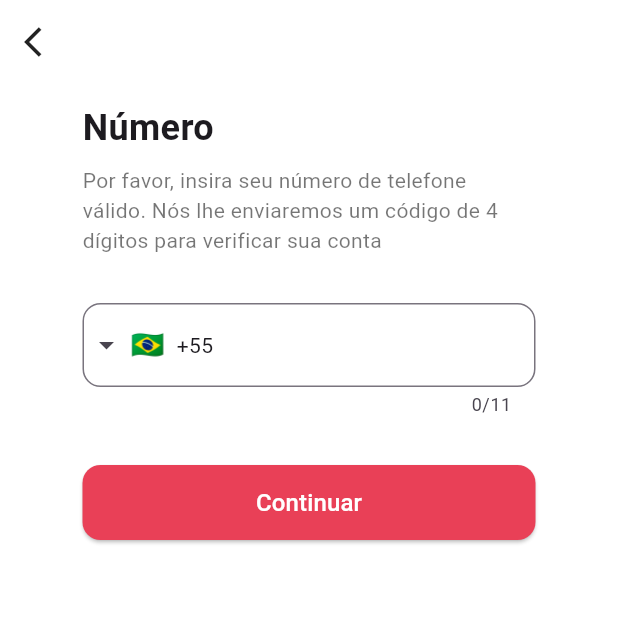
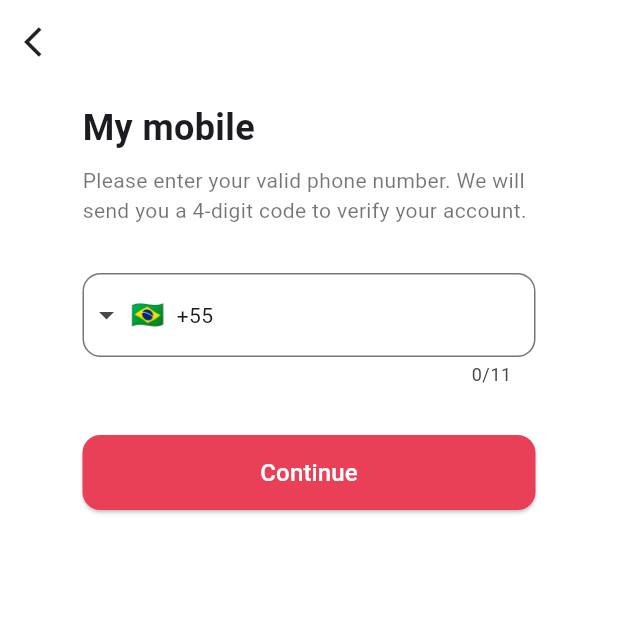
Before and after one commit to AngeloZovaro/DatingApp-FlutterProject, a Flutter app: the PhoneNumberScreen screen opened directly, on a phone screen of 412 x 824 dp, the top half of it. Run offline on Flutter 3.47's test engine with Material 3 defaults, Android fonts, the phone set to English and light mode, and no system bars; drawn by our look-alikes of intl_phone_field.

Commit message:
Revert "Tradução"

```diff
--- a/lib/screens/login_screen.dart
+++ b/lib/screens/login_screen.dart
@@ -30,7 +30,7 @@ class LoginScreen extends StatelessWidget {
                       ),
                       const SizedBox(height: 24),
                       const Text(
-                        'Para continuar, cadastre-se.',
+                        'Sign up to continue',
                         style: TextStyle(
                           fontSize: 16,
                           fontWeight: FontWeight.w600,
@@ -47,7 +47,7 @@ class LoginScreen extends StatelessWidget {
                           ),
                         ),
                         child: const Text(
-                          'Continuar com o e-mail',
+                          'Continue with email',
                           style: TextStyle(color: Colors.white, fontSize: 16),
                         ),
                       ),
@@ -62,7 +62,7 @@ class LoginScreen extends StatelessWidget {
                           ),
                         ),
                         child: const Text(
-                          'Usar número de telefone',
+                          'Use phone number',
                           style: TextStyle(
                             fontSize: 16,
                             color: Color(0xFFE94057),
@@ -75,7 +75,7 @@ class LoginScreen extends StatelessWidget {
                           Expanded(child: Divider()),
                           Padding(
                             padding: EdgeInsets.symmetric(horizontal: 8),
-                            child: Text('Ou inscreva-se com'),
+                            child: Text('or sign up with'),
                           ),
                           Expanded(child: Divider()),
                         ],
@@ -100,7 +100,7 @@ class LoginScreen extends StatelessWidget {
                 mainAxisAlignment: MainAxisAlignment.center,
                 children: const [
                   Text(
-                    'Termos de uso.',
+                    'Terms of use',
                     style: TextStyle(
                       color: Color(0xFFE94057),
                       decoration: TextDecoration.underline,
@@ -108,7 +108,7 @@ class LoginScreen extends StatelessWidget {
                   ),
                   SizedBox(width: 24),
                   Text(
-                    'Política de privacidade',
+                    'Privacy Policy',
                     style: TextStyle(
                       color: Color(0xFFE94057),
                       decoration: TextDecoration.underline,
--- a/lib/screens/phone_number_screen.dart
+++ b/lib/screens/phone_number_screen.dart
@@ -25,7 +25,7 @@ class _PhoneNumberScreenState extends State<PhoneNumberScreen> {
     } else {
       ScaffoldMessenger.of(context).showSnackBar(
         const SnackBar(
-          content: Text('O número está incompleto'), backgroundColor: Colors.red,
+          content: Text('The number is incomplete'), backgroundColor: Colors.red,
         ),
       );
     }
@@ -52,7 +52,7 @@ class _PhoneNumberScreenState extends State<PhoneNumberScreen> {
               crossAxisAlignment: CrossAxisAlignment.start,
               children: [
                 const Text(
-                  'Número',
+                  'My mobile',
                   style: TextStyle(
                     fontSize: 24,
                     fontWeight: FontWeight.bold,
@@ -60,7 +60,7 @@ class _PhoneNumberScreenState extends State<PhoneNumberScreen> {
                 ),
                 const SizedBox(height: 8),
                 const Text(
-                  'Por favor, insira seu número de telefone válido. Nós lhe enviaremos um código de 4 dígitos para verificar sua conta',
+                  'Please enter your valid phone number. We will\nsend you a 4-digit code to verify your account.',
                   style: TextStyle(
                     fontSize: 14,
                     color: Colors.black54,
@@ -95,7 +95,7 @@ class _PhoneNumberScreenState extends State<PhoneNumberScreen> {
                       ),
                     ),
                     child: const Text(
-                      'Continuar',
+                      'Continue',
                       style: TextStyle(color: Colors.white, fontSize: 16),
                     ),
                   ),
--- a/lib/screens/verification_screen.dart
+++ b/lib/screens/verification_screen.dart
@@ -23,7 +23,7 @@ class _VerificationScreenState extends State<VerificationScreen> {
         enteredDigits.add(value);
 
         if (enteredDigits.length == 4) {
-          _validateCode();
+          _validateCode(); // Valida o código ao completar 4 dígitos
         }
       }
     });
@@ -38,7 +38,7 @@ class _VerificationScreenState extends State<VerificationScreen> {
       );
     } else {
       ScaffoldMessenger.of(context).showSnackBar(
-        const SnackBar(content: Text('Código inválido'), backgroundColor: Colors.red),
+        const SnackBar(content: Text('Invalid code'), backgroundColor: Colors.red),
       );
       setState(() {
         enteredDigits.clear();
@@ -142,7 +142,7 @@ class _VerificationScreenState extends State<VerificationScreen> {
               ),
               const SizedBox(height: 8),
               const Text(
-                "Digite o código de verificação que enviamos para você",
+                "Type the verification code we’ve sent you",
                 style: TextStyle(
                   fontSize: 14,
                   color: Colors.black54,
@@ -159,10 +159,10 @@ class _VerificationScreenState extends State<VerificationScreen> {
               const SizedBox(height: 16),
               TextButton(
                 onPressed: () {
-
+                  // lógica de reenvio
                 },
                 child: const Text(
-                  "Enviar novamente",
+                  "Send again",
                   style: TextStyle(
                     color: Color(0xFFE94057),
                     fontSize: 14,
```
